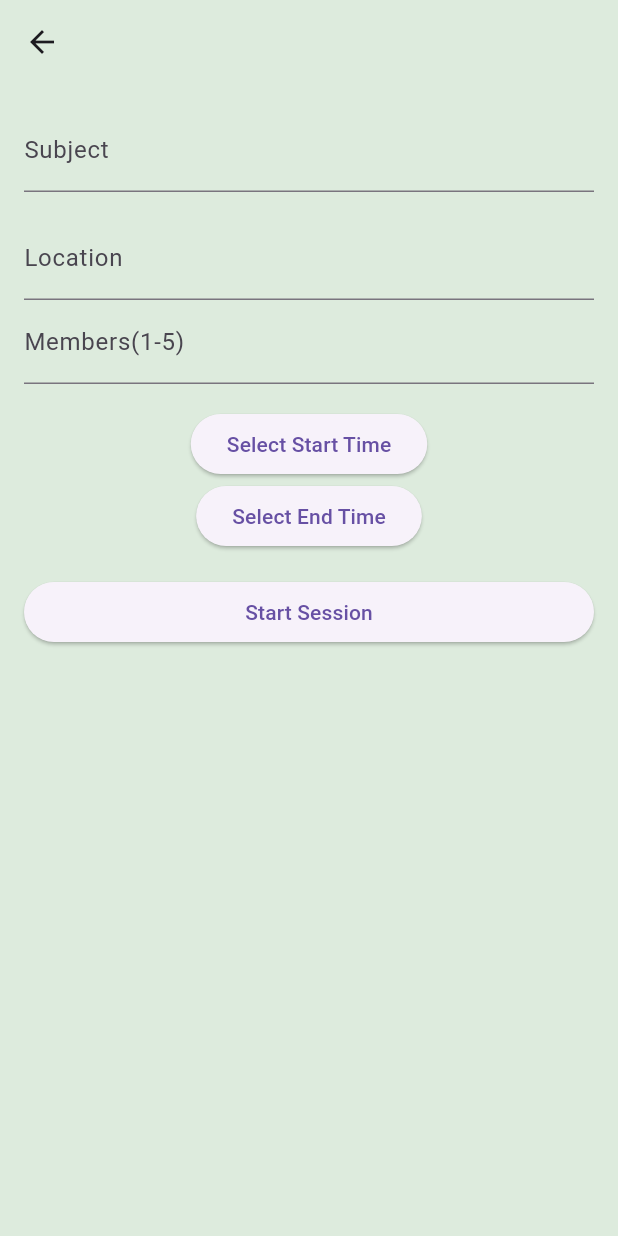
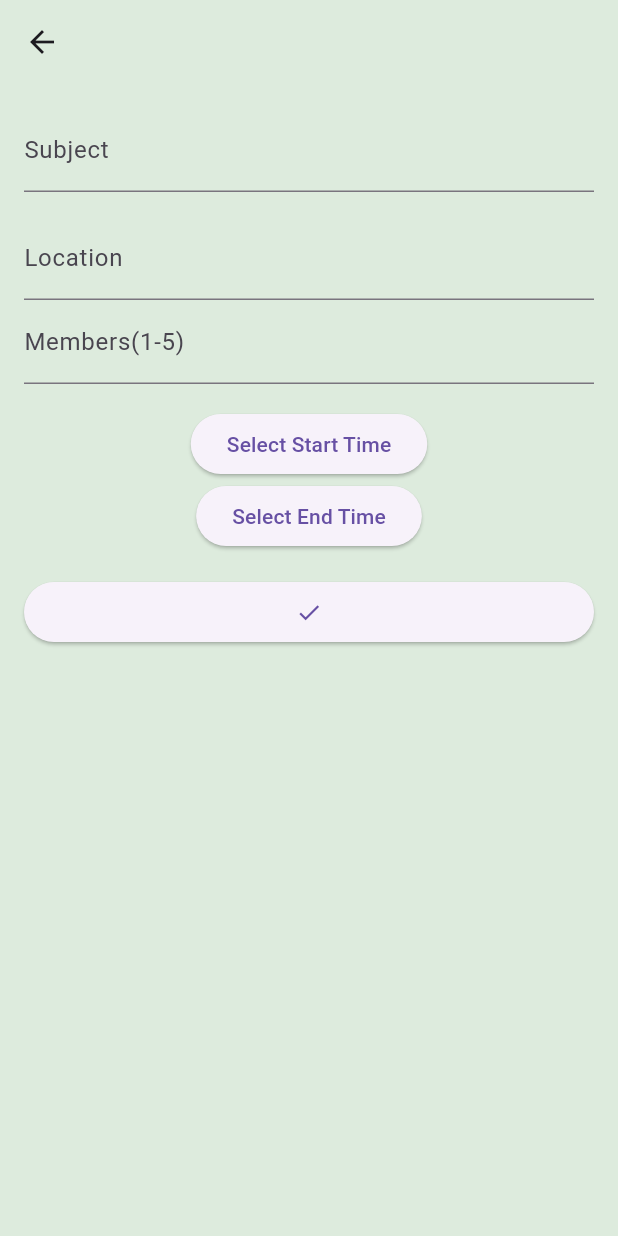
Before and after one commit to SabanMar/swm, a Flutter app: the StartSession screen opened directly, on a phone screen of 412 x 824 dp. Run offline on Flutter 3.47's test engine with Material 3 defaults, Android fonts, the phone set to English and light mode, and no system bars; our stand-ins replace shared_preferences; accounts and stored records are empty.

Commit message:
something small

```diff
--- a/study_with_me/lib/start_session.dart
+++ b/study_with_me/lib/start_session.dart
@@ -178,12 +178,12 @@ class _StartSessionState extends State<StartSession> {
                 } else {
                   ScaffoldMessenger.of(context).showSnackBar(
                     const SnackBar(
-                      content: Text('Please select start and end times'),
+                      content: Text('Please select start and end time'),
                     ),
                   );
                 }
               },
-              child: const Text('Start Session'),
+              child: const Center(child: Icon(Icons.check)),
             ),
           ],
         ),
```
